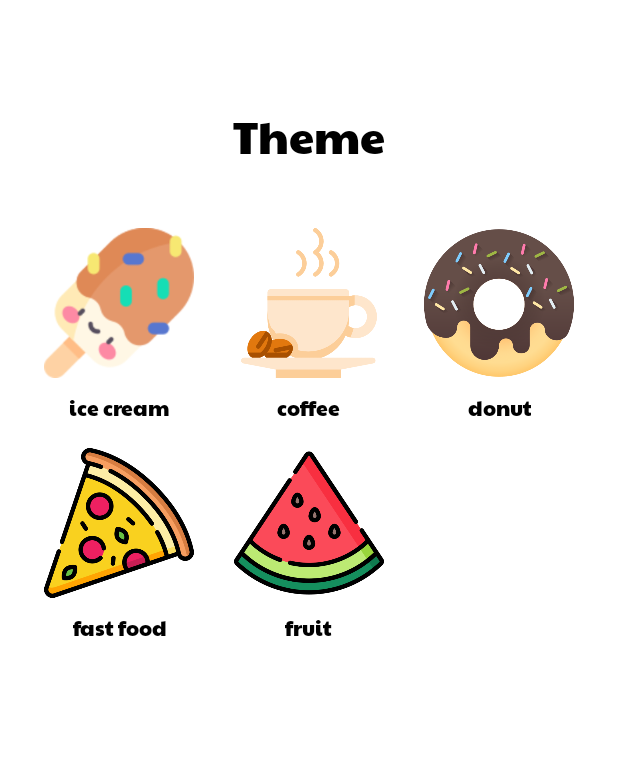
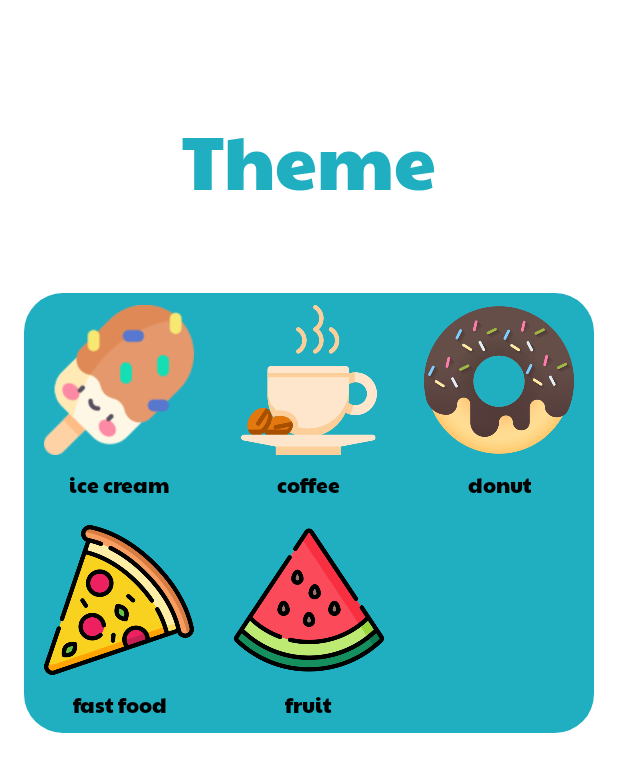
Before and after one commit to SabaAnsari2002/Collecting-Game, an Android app built with Jetpack Compose: the ThemeSelectionActivity screen opened directly, with no data from a screen before it, on a phone screen of 412 x 824 dp. Shown: the top 772 px of the screen. Run offline under Robolectric (Android 15) with nearby library versions, the phone set to English and light mode, and no system bars.

Commit message:
The tenth commit

```diff
--- /dev/null
+++ b/app/src/main/res/drawable/rounded_corners.xml
@@ -0,0 +1,4 @@
+<shape xmlns:android="http://schemas.android.com/apk/res/android">
+    <solid android:color="#FF20AFC1"/> <!-- رنگ نارنجی -->
+    <corners android:radius="26dp"/> <!-- شعاع گوشه‌های گرد -->
+</shape>
--- a/app/src/main/res/layout/activity_theme_selection.xml
+++ b/app/src/main/res/layout/activity_theme_selection.xml
@@ -9,22 +9,23 @@
         android:layout_width="wrap_content"
         android:layout_height="wrap_content"
         android:text="Theme"
-        android:textSize="30sp"
+        android:textSize="50sp"
         android:layout_centerHorizontal="true"
         android:layout_marginTop="50dp"
         android:fontFamily="@font/paytone"
-        android:textColor="#000000" />
+        android:textColor="#20AFC1" />
 
     <GridLayout
         android:id="@+id/theme_grid"
         android:layout_width="match_parent"
         android:layout_height="wrap_content"
         android:layout_below="@id/theme_selection_text"
-        android:layout_marginTop="30dp"
+        android:layout_marginTop="50dp"
         android:columnCount="3"
         android:rowCount="3"
         android:layout_centerHorizontal="true"
-        android:layout_marginBottom="30dp">
+        android:layout_marginBottom="30dp"
+        android:background="@drawable/rounded_corners">
 
         <!-- Ice Cream Theme -->
         <LinearLayout
@@ -166,8 +167,7 @@
                 android:gravity="center"/>
         </LinearLayout>
 
-
-
+        <!-- سایر تم ها می توانند به همین صورت اضافه شوند -->
 
     </GridLayout>
 </RelativeLayout>
```
Also changed, not shown: app/src/main/java/com/saba/collectinggame/GameView.kt (+8 -8 lines), app/src/main/res/drawable/bucket1.png (deleted), app/src/main/res/drawable/cappuccino_bucket.png (deleted), app/src/main/res/drawable/coffeebucket.png (added), app/src/main/res/drawable/donut_bucket.png (deleted), app/src/main/res/drawable/donutbucket.png (added), app/src/main/res/drawable/fastfoodbucket.png (added), app/src/main/res/drawable/fruitbucket.png (added), app/src/main/res/drawable/icecreambucket.png (renamed from app/src/main/res/drawable/bucket.png), app/src/main/res/drawable/questionmark.png (deleted).
